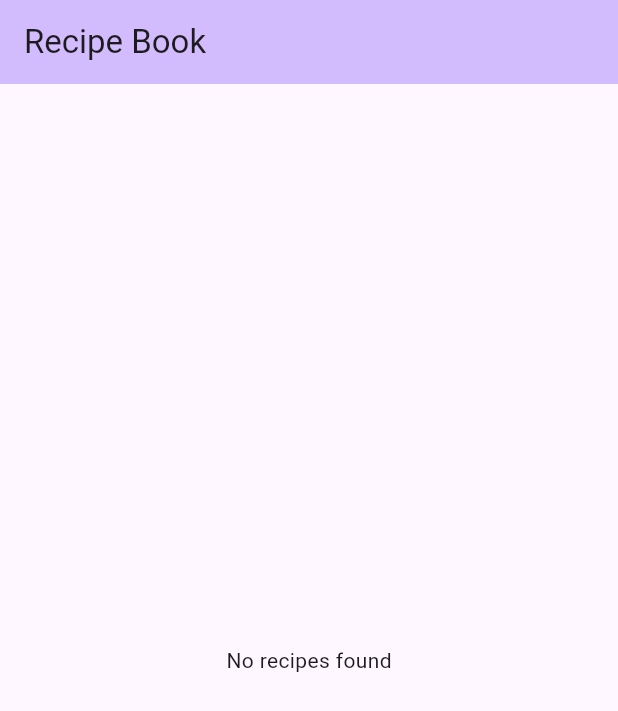
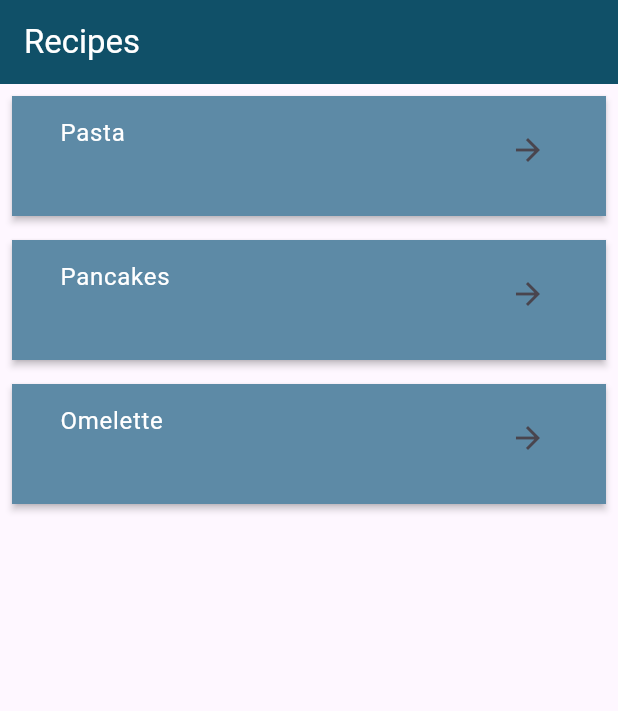
Before and after one commit to CelineSelke/group18_project1, a Flutter app: the screen it shows after launch, on a phone screen of 412 x 824 dp. Shown: the top 711 px of the screen. Run offline on Flutter 3.47's test engine with Material 3 defaults, Android fonts, the light colour scheme and no system bars; our stand-ins replace sqflite; accounts and stored records are empty.

Commit message:
changed database system to add multiple recipes

```diff
--- /dev/null
+++ b/assets/recipes.json
@@ -0,0 +1,17 @@
+[
+    {
+      "title": "Pasta",
+      "ingredients": "Pasta, Tomato, Cheese",
+      "instructions": "Boil pasta..."
+    },
+    {
+      "title": "Pancakes",
+      "ingredients": "Flour, Eggs, Milk",
+      "instructions": "Mix and fry..."
+    },
+    {
+      "title": "Omelette",
+      "ingredients": "Eggs, Milk, Salt",
+      "instructions": "Beat eggs..."
+    }
+  ]
--- a/lib/main.dart
+++ b/lib/main.dart
@@ -19,6 +19,22 @@
   }
 }
 
+/* Recipe Detail Implementation Kinda
+class RecipeDetail extends StatefulWidget {
+  const RecipeDetail({super.key, required this.title});
+
+  final String title;
+
+  @override
+  State<RecipeDetail> createState() => _RecipeDetailState();
+}
+
+class _RecipeDetailState extends State<RecipeDetail> {
+
+
+}
+*/
+
 class RecipeBook extends StatefulWidget {
   const RecipeBook({super.key, required this.title});
 
@@ -29,31 +45,25 @@
 }
 
 class _RecipeBookState extends State<RecipeBook> {
-  final DatabaseHelper _databaseHelper = DatabaseHelper();
+  final DatabaseHelper dbHelper = DatabaseHelper();
+  late Future<void> _initDbFuture; // Add this line
 
   @override
   void initState() {
     super.initState();
-    _initializeDatabase();
+    _initDbFuture = dbHelper.init(); // Initialize database here
   }
 
-  Future<void> _initializeDatabase() async {
-    await _databaseHelper.insert({
-      DatabaseHelper.columnTitle: 'Pasta',
-      DatabaseHelper.columnIngredients: 'Pasta, Tomato, Cheese',
-      DatabaseHelper.columnInstructions: 'Boil pasta...',
-    });
-  }
 
   @override
   Widget build(BuildContext context) {
     return Scaffold(
       appBar: AppBar(
-        backgroundColor: Theme.of(context).colorScheme.inversePrimary,
-        title: Text(widget.title),
+        backgroundColor: Color(0xFF105068),
+        title: Text("Recipes", style: TextStyle(color:Colors.white)),
       ),
       body: FutureBuilder<List<Map<String, dynamic>>>(
-        future: _databaseHelper.queryAllRecipes(),
+        future: _initDbFuture.then((_) => dbHelper.queryAllRecipes()),
         builder: (context, snapshot) {
           if (snapshot.connectionState == ConnectionState.waiting) {
             return Center(child: CircularProgressIndicator());
@@ -68,14 +78,26 @@
             itemBuilder: (context, index) {
               final recipe = snapshot.data![index];
               return Card(
+                color: Color(0xFF5d8aa6),
+                elevation: 2,
+                shape: RoundedRectangleBorder(
+                  borderRadius: BorderRadius.circular(0),
+                ),
                 margin: EdgeInsets.all(8),
-                child: ListTile(
-                  title: Text(recipe[DatabaseHelper.columnTitle]),
-                  subtitle: Text(recipe[DatabaseHelper.columnIngredients]),
-                  trailing: Icon(Icons.arrow_forward),
-                  onTap: () {
-                    // Navigate to recipe detail page
-                  },
+                child: Container(
+                height: 80,
+                padding: const EdgeInsets.symmetric(horizontal: 16),
+                  child: ListTile(
+                    title: Text(
+                      recipe[DatabaseHelper.columnTitle],
+                      style: TextStyle(color: Colors.white)
+                    ),
+                    subtitle: Text(""),
+                    trailing: Icon(Icons.arrow_forward),
+                    onTap: () {
+                      // Navigate to recipe detail page
+                    },
+                  ),
                 ),
               );
             },
--- a/pubspec.yaml
+++ b/pubspec.yaml
@@ -61,8 +61,8 @@ flutter:
   uses-material-design: true
 
   # To add assets to your application, add an assets section, like this:
-  # assets:
-  #   - images/a_dot_burr.jpeg
+  assets:
+    - assets/recipes.json
   #   - images/a_dot_ham.jpeg
 
   # An image asset can refer to one or more resolution-specific "variants", see
```
Also changed, not shown: lib/database_helper.dart (+48 -31 lines).
